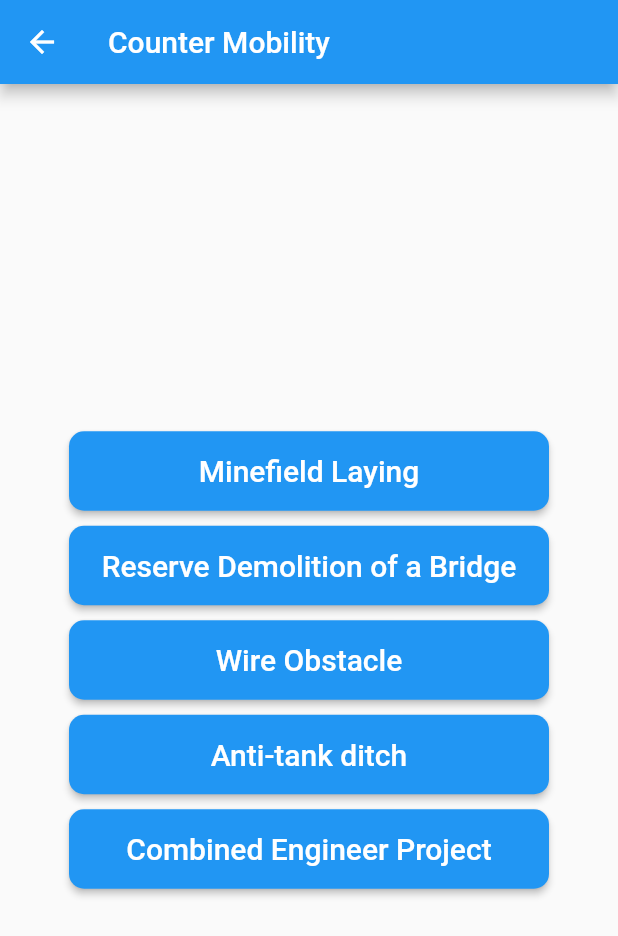
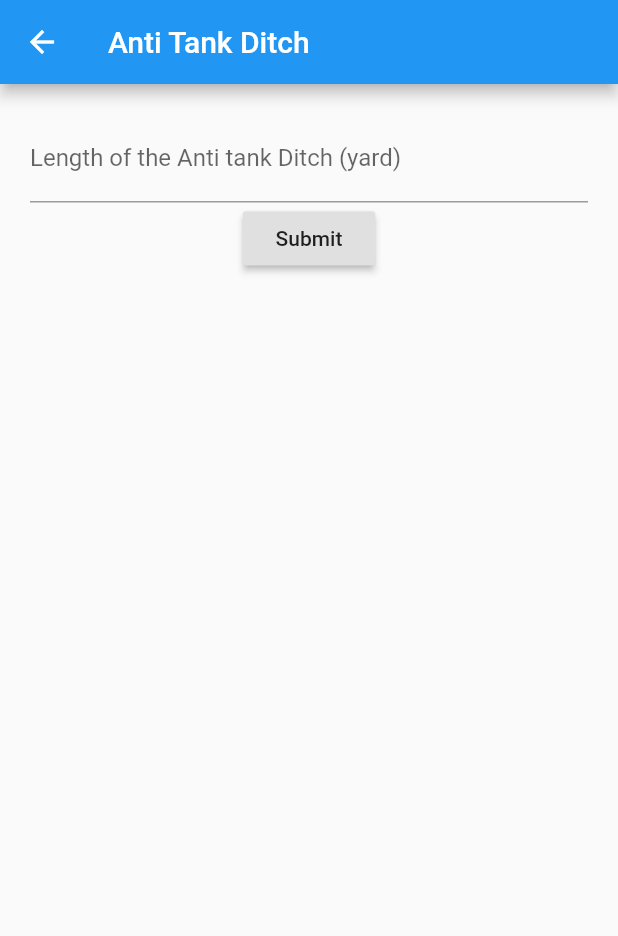
Before and after one commit to mdrafee03/calculator-combat-engineering, a Flutter app: the CounterMobility screen opened by its route, after a tap on "Anti-tank ditch", on a phone screen of 412 x 824 dp. Shown: the top 936 px of the screen. Run offline on Flutter 3.47's test engine with Material 2 defaults, Android fonts, the phone set to English and light mode, and no system bars; our stand-ins replace dropdown_formfield; missing offline and left inert: fraction.

Commit message:
anti tank ditch

```diff
--- a/lib/router/route_const.dart
+++ b/lib/router/route_const.dart
@@ -19,5 +19,7 @@ const String spanBeamGirderOutput =
 const String roadwayInput = '/reserve-demolition/roadway';
 const String roadwayOutput = '/reserve-demolition/roadway/output';
 const String reserveDemolitionSummary = '/reserve-demolition/summary';
-const String wireObstacleInput = '/reserve-demolition/wire-obstacle';
-const String wireObstacleOuput = '/reserve-demolition/wire-obstacle/output';
+const String wireObstacleInput = '/wire-obstacle';
+const String wireObstacleOuput = '/wire-obstacle/output';
+const String antiTankInput = '/anti-tank';
+const String antiTankOuput = '/anti-tank/output';
--- a/lib/router/router.dart
+++ b/lib/router/router.dart
@@ -22,6 +22,9 @@ import '../screens/counter-mobility/screens/reserve-demolition/screens/roadway/s
 import '../screens/counter-mobility/screens/reserve-demolition/screens/summary/screens/reserve_demolition_summary_screen.dart';
 import '../screens/counter-mobility/screens/wire-obstacle/screens/wire_obstacle_input.dart';
 import '../screens/counter-mobility/screens/wire-obstacle/screens/wire_obstacle_output.dart';
+import '../screens/counter-mobility/screens/anit-tank/screens/anti_tank_input.dart';
+import '../screens/counter-mobility/screens/anit-tank/screens/anti_tank_output.dart';
+
 import './route_const.dart';
 
 class Router {
@@ -50,6 +53,8 @@ class Router {
           ReserveDemolitionSummaryScreen(),
       wireObstacleInput: (BuildContext ctx) => WireObstacleInput(),
       wireObstacleOuput: (BuildContext ctx) => WireObstacleOutput(),
+      antiTankInput: (BuildContext ctx) => AntiTankInput(),
+      antiTankOuput: (BuildContext ctx) => AntiTankOutput(),
     };
   }
 }
--- a/lib/screens/counter-mobility/counter_mobility.dart
+++ b/lib/screens/counter-mobility/counter_mobility.dart
@@ -23,7 +23,7 @@ class CounterMobility extends StatelessWidget {
             SizedBox(height: 10),
             Button(context, 'Wire Obstacle', wireObstacleInput),
             SizedBox(height: 10),
-            Button(context, 'Anti-tank ditch', counterMobility),
+            Button(context, 'Anti-tank ditch', antiTankInput),
             SizedBox(height: 10),
             Button(context, 'Combined Engineer Project', counterMobility),
           ],
--- /dev/null
+++ b/lib/screens/counter-mobility/screens/anit-tank/models/anti_tank.dart
@@ -0,0 +1,19 @@
+class AntiTank {
+  double length;
+
+  final double width = 4.83;
+  final double height = 5 / 3;
+
+  double get volume {
+    return length * height * width;
+  }
+
+  double get timeRequiredPerDozon {
+    return volume / 55;
+  }
+
+  double get totalTimeRequired {
+    double time = timeRequiredPerDozon / 4;
+    return time <= 1 ? 1 : time;
+  }
+}
--- /dev/null
+++ b/lib/screens/counter-mobility/screens/anit-tank/screens/anti_tank_input.dart
@@ -0,0 +1,56 @@
+import 'package:flutter/material.dart';
+import 'package:combat_engineering/router/route_const.dart';
+
+import '../models/anti_tank.dart';
+
+class AntiTankInput extends StatefulWidget {
+  @override
+  _AntiTankInputState createState() => _AntiTankInputState();
+}
+
+class _AntiTankInputState extends State<AntiTankInput> {
+  final appBar = AppBar(
+    title: Text('Anti Tank Ditch'),
+  );
+
+  final _formKey = GlobalKey<FormState>();
+
+  final _model = AntiTank();
+
+  void handleSubmit(BuildContext context) {
+    final form = _formKey.currentState;
+    form.save();
+    Navigator.pushNamed(context, antiTankOuput, arguments: _model);
+  }
+
+  @override
+  Widget build(BuildContext context) {
+    return Scaffold(
+      appBar: appBar,
+      body: SingleChildScrollView(
+        child: Container(
+          margin: EdgeInsets.all(20),
+          child: Form(
+            key: _formKey,
+            child: Column(
+              children: [
+                TextFormField(
+                  decoration: InputDecoration(
+                      hintText: "Length of the Anti tank Ditch",
+                      labelText: "Length of the Anti tank Ditch (yard)"),
+                  keyboardType: TextInputType.number,
+                  onSaved: (val) =>
+                      setState(() => _model.length = double.parse(val)),
+                ),
+                RaisedButton(
+                  onPressed: () => handleSubmit(context),
+                  child: Text('Submit'),
+                )
+              ],
+            ),
+          ),
+        ),
+      ),
+    );
+  }
+}
```
Also changed, not shown: lib/screens/counter-mobility/screens/anit-tank/screens/anti_tank_output.dart (added, +87 -0 lines), assets/images/anti-tank-ditch.png (added).
